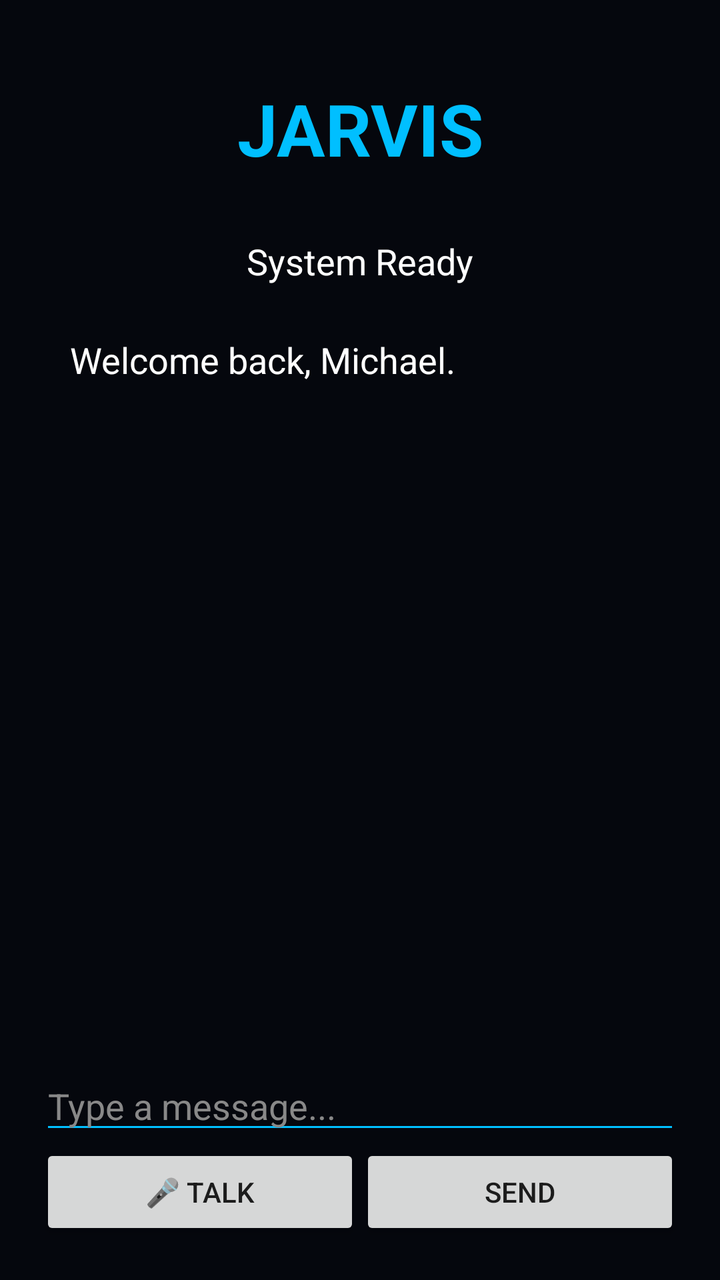
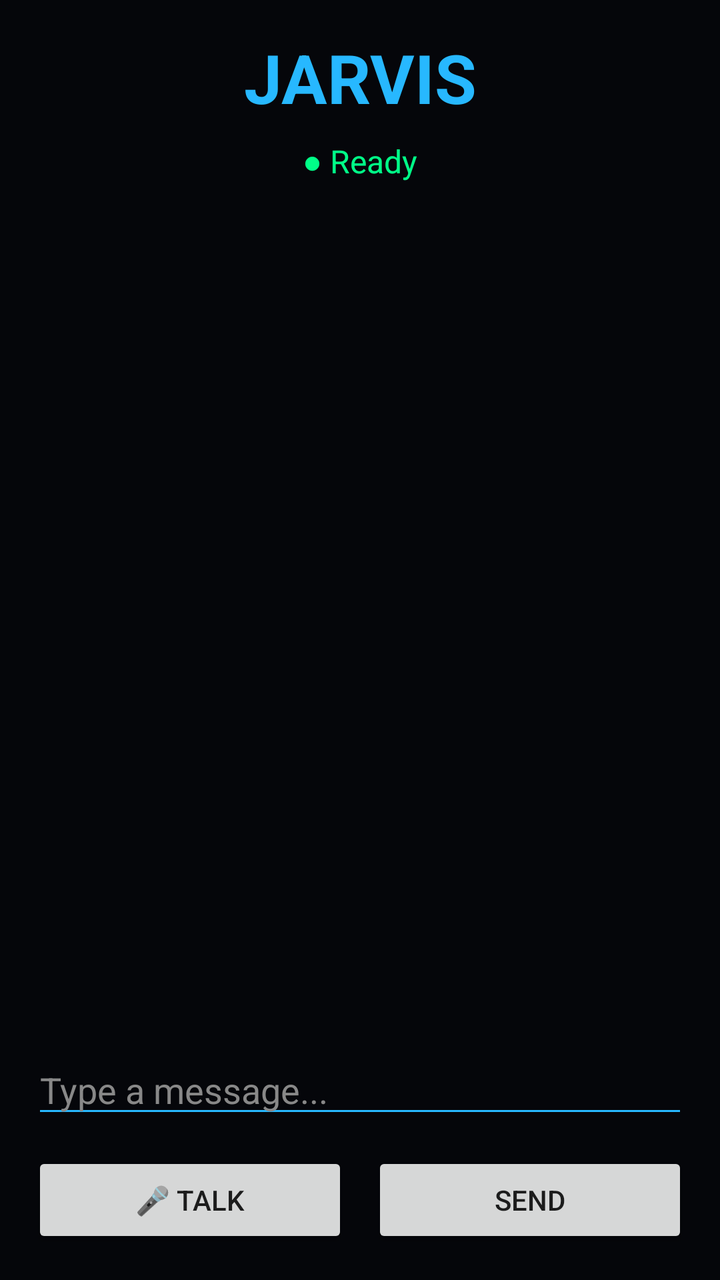

Two renders of the same Android screen: before a commit and after it. Below are the layout's source before the change and the commit's diff.
<!-- AndroidManifest.xml: application theme Theme.AppCompat.DayNight.NoActionBar -->
<!-- res/layout/activity_main.xml -->
<?xml version="1.0" encoding="utf-8"?>
<LinearLayout xmlns:android="http://schemas.android.com/apk/res/android"
    android:layout_width="match_parent"
    android:layout_height="match_parent"
    android:orientation="vertical"
    android:background="#05070D"
    android:padding="20dp">


    <TextView
        android:id="@+id/jarvisTitle"
        android:layout_width="match_parent"
        android:layout_height="wrap_content"
        android:text="JARVIS"
        android:textSize="36sp"
        android:textStyle="bold"
        android:textColor="#00BFFF"
        android:gravity="center"
        android:padding="20dp"/>


    <TextView
        android:id="@+id/statusText"
        android:layout_width="match_parent"
        android:layout_height="wrap_content"
        android:text="System Ready"
        android:textSize="18sp"
        android:textColor="#FFFFFF"
        android:gravity="center"
        android:padding="10dp"/>


    <ScrollView
        android:layout_width="match_parent"
        android:layout_height="0dp"
        android:layout_weight="1">


        <TextView
            android:id="@+id/resultText"
            android:layout_width="match_parent"
            android:layout_height="wrap_content"
            android:text="Welcome back, Michael."
            android:textSize="18sp"
            android:textColor="#FFFFFF"
            android:padding="15dp"/>


    </ScrollView>


    <EditText
        android:id="@+id/inputText"
        android:layout_width="match_parent"
        android:layout_height="wrap_content"
        android:hint="Type a message..."
        android:textColor="#FFFFFF"
        android:textColorHint="#888888"
        android:backgroundTint="#00BFFF"/>


    <LinearLayout
        android:layout_width="match_parent"
        android:layout_height="wrap_content"
        android:orientation="horizontal">


        <Button
            android:id="@+id/talkButton"
            android:layout_width="0dp"
            android:layout_height="wrap_content"
            android:layout_weight="1"
            android:text="🎤 TALK"/>


        <Button
            android:id="@+id/sendButton"
            android:layout_width="0dp"
            android:layout_height="wrap_content"
            android:layout_weight="1"
            android:text="SEND"/>


    </LinearLayout>


</LinearLayout>
<!-- resources referenced by this layout -->
<resources>

</resources>

<!-- the commit's change to res/layout/activity_main.xml (unified diff, before → after) -->
@@ -3,67 +3,52 @@
     android:layout_width="match_parent"
     android:layout_height="match_parent"
     android:orientation="vertical"
-    android:background="#05070D"
-    android:padding="20dp">
-
+    android:background="#05060A"
+    android:padding="16dp">
 
     <TextView
-        android:id="@+id/jarvisTitle"
+        android:id="@+id/titleText"
         android:layout_width="match_parent"
         android:layout_height="wrap_content"
         android:text="JARVIS"
-        android:textSize="36sp"
+        android:textColor="#27B8FF"
+        android:textSize="34sp"
         android:textStyle="bold"
-        android:textColor="#00BFFF"
-        android:gravity="center"
-        android:padding="20dp"/>
-
+        android:gravity="center"/>
 
     <TextView
         android:id="@+id/statusText"
         android:layout_width="match_parent"
         android:layout_height="wrap_content"
-        android:text="System Ready"
-        android:textSize="18sp"
-        android:textColor="#FFFFFF"
+        android:text="● Ready"
+        android:textColor="#00FF88"
+        android:textSize="16sp"
         android:gravity="center"
-        android:padding="10dp"/>
+        android:layout_marginTop="8dp"
+        android:layout_marginBottom="12dp"/>
 
-
-    <ScrollView
+    <androidx.recyclerview.widget.RecyclerView
+        android:id="@+id/chatList"
         android:layout_width="match_parent"
         android:layout_height="0dp"
-        android:layout_weight="1">
-
-
-        <TextView
-            android:id="@+id/resultText"
-            android:layout_width="match_parent"
-            android:layout_height="wrap_content"
-            android:text="Welcome back, Michael."
-            android:textSize="18sp"
-            android:textColor="#FFFFFF"
-            android:padding="15dp"/>
-
-
-    </ScrollView>
-
+        android:layout_weight="1"
+        android:clipToPadding="false"
+        android:paddingBottom="8dp"/>
 
     <EditText
-        android:id="@+id/inputText"
+        android:id="@+id/messageInput"
         android:layout_width="match_parent"
         android:layout_height="wrap_content"
         android:hint="Type a message..."
         android:textColor="#FFFFFF"
         android:textColorHint="#888888"
-        android:backgroundTint="#00BFFF"/>
-
+        android:backgroundTint="#27B8FF"/>
 
     <LinearLayout
         android:layout_width="match_parent"
         android:layout_height="wrap_content"
-        android:orientation="horizontal">
-
+        android:orientation="horizontal"
+        android:layout_marginTop="12dp">
 
         <Button
             android:id="@+id/talkButton"
@@ -72,6 +57,9 @@
             android:layout_weight="1"
             android:text="🎤 TALK"/>
 
+        <Space
+            android:layout_width="12dp"
+            android:layout_height="1dp"/>
 
         <Button
             android:id="@+id/sendButton"
@@ -80,8 +68,6 @@
             android:layout_weight="1"
             android:text="SEND"/>
 
-
     </LinearLayout>
 
-
 </LinearLayout>
